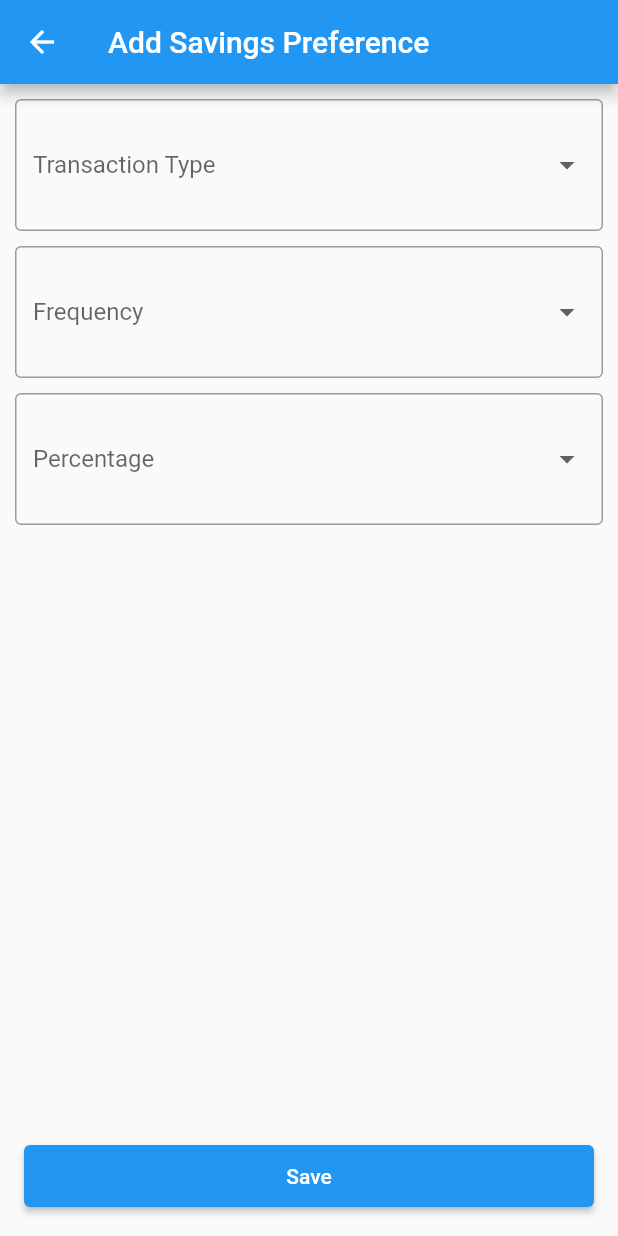
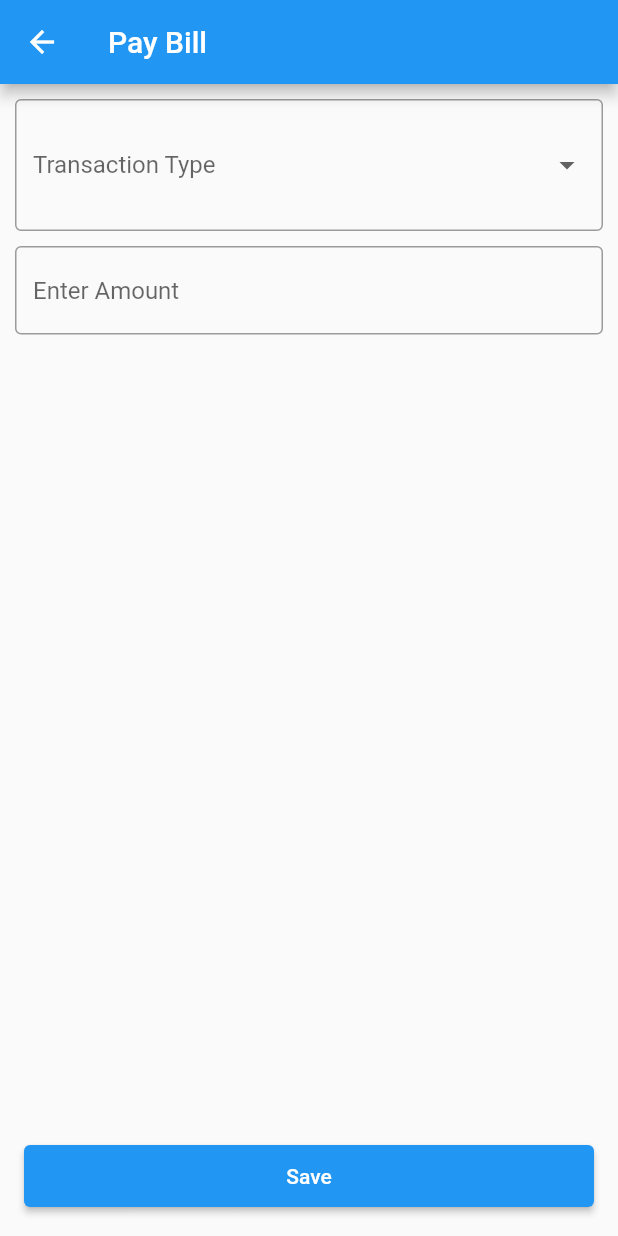
Before and after one commit to travycent/savings_wallet_mobile, a Flutter app: the HomePage screen opened directly, after a tap on "Pay Bill", on a phone screen of 412 x 824 dp. Run offline on Flutter 3.47's test engine with Material 2 defaults, Android fonts, the phone set to English and light mode, and no system bars; our stand-ins replace animated_splash_screen, page_transition.

Commit message:
Added Paybill UI

```diff
--- a/lib/screens/banking/home_page.dart
+++ b/lib/screens/banking/home_page.dart
@@ -8,6 +8,7 @@ import 'package:nssf_e_wallet/screens/banking/paybill_page.dart';
 import 'package:nssf_e_wallet/screens/banking/savings_target_page.dart';
 import 'package:nssf_e_wallet/screens/banking/transactions_page.dart';
 import 'package:nssf_e_wallet/screens/banking/add_savings_preferences_page.dart';
+import 'package:nssf_e_wallet/screens/banking/savings_preferences_page.dart';
 class HomePage extends StatefulWidget {
   const HomePage({ Key? key }) : super(key: key);
 
@@ -183,7 +184,7 @@ class _HomePageState extends State<HomePage> {
                             //Move to the withdraw screen
                             Navigator.push(
                               context,
-                              MaterialPageRoute(builder:(context) => const AddSavingsPreferencePage()),
+                              MaterialPageRoute(builder:(context) => const PayBillPage()),
                             );
                           },
                         ),
--- a/lib/screens/banking/paybill_page.dart
+++ b/lib/screens/banking/paybill_page.dart
@@ -0,0 +1,107 @@
+import 'package:flutter/material.dart';
+class PayBillPage extends StatefulWidget {
+  const PayBillPage({ Key? key }) : super(key: key);
+
+  @override
+  State<PayBillPage> createState() => _PayBillPagePageState();
+}
+class _PayBillPagePageState extends State<PayBillPage> {
+  final String? title="Pay Bill";
+  final TextEditingController _amountTextFieldController = TextEditingController();
+
+  String? _selectedTransaction;
+  String? _selectedFrequency;
+
+    // Sample data for dynamic text
+  List<String>? _transactionTypesItems = ["Option 1", "Option 2", "Option 3"];
+  List<String>? _selectedFrequeciesItems = ["Choice A", "Choice B", "Choice C"];
+
+
+  @override
+  Widget build(BuildContext context) {
+    return Scaffold(
+      appBar: AppBar(
+        title: Text(title!),
+      ),
+      body: Column(
+        mainAxisAlignment: MainAxisAlignment.spaceBetween,
+        children: [
+          Expanded(
+            child: Center(
+              child: Padding(
+                padding: const EdgeInsets.all(10.0),
+                child: Column(
+                  crossAxisAlignment: CrossAxisAlignment.start,
+                  children: [
+                    // Transaction Type DropDown
+                    InputDecorator(
+                      decoration: const InputDecoration(
+                        border: OutlineInputBorder(
+                          borderSide: BorderSide(color: Colors.black),
+                        ),
+                      ),
+                      child: DropdownButtonHideUnderline(
+                        child: DropdownButton<String>(
+                          value: _selectedTransaction,
+                          hint: const Text('Transaction Type'),
+                          onChanged: (selectedValue) {
+                            setState(() {
+                              _selectedTransaction = selectedValue;
+                            });
+                          },
+                          items: _transactionTypesItems!.map((item) {
+                            return DropdownMenuItem<String>(
+                              value: item,
+                              child: Text(item),
+                            );
+                          }).toList(),
+                          style: const TextStyle(
+                            fontSize: 16,
+                            color: Colors.black,
+                          ),
+                          icon: const Icon(Icons.arrow_drop_down),
+                          isExpanded: true,
+                        ),
+                      ),
+                    ),
+                    const SizedBox(height: 10.0),
+                    TextField(
+                      controller: _amountTextFieldController,
+                      keyboardType: TextInputType.number,
+                      decoration: const InputDecoration(
+                        hintText: "Enter Amount",
+
+                        border: OutlineInputBorder(
+                          borderSide: BorderSide(color: Colors.black),
+                        ),
+
+                      ),
+                    ),
+
+                    const SizedBox(height: 10.0),
+
+                  ],
+                ),
+              ),
+            ),
+          ),
+          Padding(
+            padding: const EdgeInsets.all(16.0),
+            child: ElevatedButton(
+              child: const Text("Save"),
+              style: ElevatedButton.styleFrom(
+                // Use percentages to set the minimum size
+                minimumSize: const Size(100.0, 10.0) /
+                    100.0 *
+                    MediaQuery.of(context).size.width,
+              ),
+              onPressed: () {
+                // Todo
+              },
+            ),
+          ),
+        ],
+      ),
+    );
+  }
+}
```
Also changed, not shown: lib/screens/banking/savings_preferences_page.dart (+140 -0 lines).
